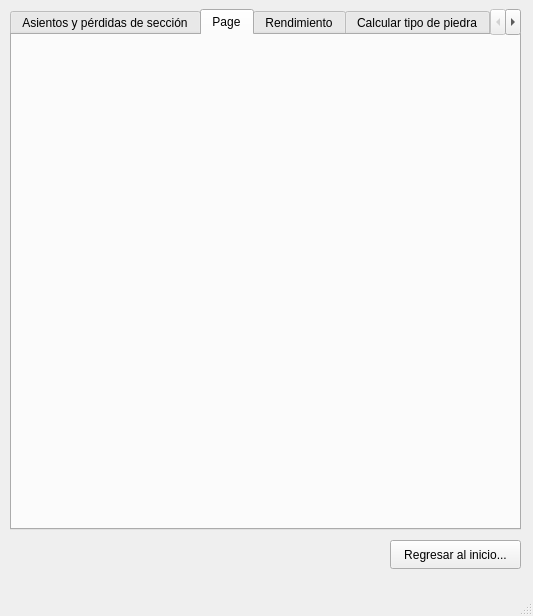
Before: the Qt Designer form maincalculoswindow.ui in lumartch/Proyecto_Tuneladora, drawn with Qt 5.
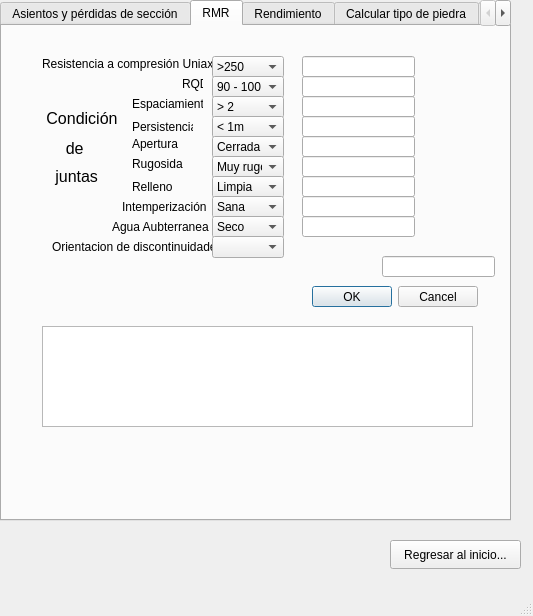
After: the same form once the commit is applied. The open tabs and pages were chosen to show the change.

Patch:
```diff
--- a/maincalculoswindow.ui
+++ b/maincalculoswindow.ui
@@ -17,8 +17,8 @@
    <widget class="QTabWidget" name="calculosTabWidget">
     <property name="geometry">
      <rect>
-      <x>10</x>
-      <y>9</y>
+      <x>0</x>
+      <y>0</y>
       <width>511</width>
       <height>521</height>
      </rect>
@@ -269,8 +269,661 @@
     </widget>
     <widget class="QWidget" name="tab">
      <attribute name="title">
-      <string>Page</string>
+      <string>RMR</string>
      </attribute>
+     <widget class="QLabel" name="resistenciaL">
+      <property name="geometry">
+       <rect>
+        <x>40</x>
+        <y>30</y>
+        <width>171</width>
+        <height>16</height>
+       </rect>
+      </property>
+      <property name="text">
+       <string>Resistencia a compresión Uniaxial</string>
+      </property>
+     </widget>
+     <widget class="QLabel" name="rqdL">
+      <property name="geometry">
+       <rect>
+        <x>180</x>
+        <y>50</y>
+        <width>21</width>
+        <height>16</height>
+       </rect>
+      </property>
+      <property name="text">
+       <string>RQD</string>
+      </property>
+     </widget>
+     <widget class="QLabel" name="espaciamientoL">
+      <property name="geometry">
+       <rect>
+        <x>130</x>
+        <y>70</y>
+        <width>71</width>
+        <height>16</height>
+       </rect>
+      </property>
+      <property name="text">
+       <string>Espaciamiento</string>
+      </property>
+     </widget>
+     <widget class="QLabel" name="persistenciaL">
+      <property name="geometry">
+       <rect>
+        <x>130</x>
+        <y>90</y>
+        <width>61</width>
+        <height>21</height>
+       </rect>
+      </property>
+      <property name="text">
+       <string>Persistencia</string>
+      </property>
+     </widget>
+     <widget class="QLabel" name="aperturaL">
+      <property name="geometry">
+       <rect>
+        <x>130</x>
+        <y>110</y>
+        <width>47</width>
+        <height>16</height>
+       </rect>
+      </property>
+      <property name="text">
+       <string>Apertura</string>
+      </property>
+     </widget>
+     <widget class="QLabel" name="rugosidadL">
+      <property name="geometry">
+       <rect>
+        <x>130</x>
+        <y>130</y>
+        <width>51</width>
+        <height>16</height>
+       </rect>
+      </property>
+      <property name="text">
+       <string>Rugosidad</string>
+      </property>
+     </widget>
+     <widget class="QLabel" name="rellenoL">
+      <property name="geometry">
+       <rect>
+        <x>130</x>
+        <y>150</y>
+        <width>47</width>
+        <height>21</height>
+       </rect>
+      </property>
+      <property name="text">
+       <string>Relleno</string>
+      </property>
+     </widget>
+     <widget class="QLabel" name="intemperizacionL">
+      <property name="geometry">
+       <rect>
+        <x>120</x>
+        <y>170</y>
+        <width>91</width>
+        <height>21</height>
+       </rect>
+      </property>
+      <property name="text">
+       <string>Intemperización</string>
+      </property>
+     </widget>
+     <widget class="QLabel" name="condicionL">
+      <property name="geometry">
+       <rect>
+        <x>40</x>
+        <y>72</y>
+        <width>81</width>
+        <height>41</height>
+       </rect>
+      </property>
+      <property name="font">
+       <font>
+        <pointsize>12</pointsize>
+       </font>
+      </property>
+      <property name="text">
+       <string> Condición</string>
+      </property>
+     </widget>
+     <widget class="QLabel" name="deL">
+      <property name="geometry">
+       <rect>
+        <x>46</x>
+        <y>112</y>
+        <width>71</width>
+        <height>21</height>
+       </rect>
+      </property>
+      <property name="font">
+       <font>
+        <pointsize>12</pointsize>
+       </font>
+      </property>
+      <property name="text">
+       <string>    de</string>
+      </property>
+     </widget>
+     <widget class="QLabel" name="juntasL">
+      <property name="geometry">
+       <rect>
+        <x>40</x>
+        <y>140</y>
+        <width>71</width>
+        <height>21</height>
+       </rect>
+      </property>
+      <property name="font">
+       <font>
+        <pointsize>12</pointsize>
+       </font>
+      </property>
+      <property name="text">
+       <string>   juntas</string>
+      </property>
+     </widget>
+     <widget class="QWidget" name="verticalLayoutWidget">
+      <property name="geometry">
+       <rect>
+        <x>40</x>
+        <y>70</y>
+        <width>81</width>
+        <height>101</height>
+       </rect>
+      </property>
+      <layout class="QVBoxLayout" name="verticalLayout"/>
+     </widget>
+     <widget class="QComboBox" name="resistenciaCB">
+      <property name="geometry">
+       <rect>
+        <x>210</x>
+        <y>30</y>
+        <width>72</width>
+        <height>22</height>
+       </rect>
+      </property>
+      <item>
+       <property name="text">
+        <string>&gt;250</string>
+       </property>
+      </item>
+      <item>
+       <property name="text">
+        <string>100 - 250</string>
+       </property>
+      </item>
+      <item>
+       <property name="text">
+        <string>50 -100</string>
+       </property>
+      </item>
+      <item>
+       <property name="text">
+        <string>25 -50</string>
+       </property>
+      </item>
+      <item>
+       <property name="text">
+        <string>5 - 25</string>
+       </property>
+      </item>
+      <item>
+       <property name="text">
+        <string>1 -5</string>
+       </property>
+      </item>
+      <item>
+       <property name="text">
+        <string>&lt; 1</string>
+       </property>
+      </item>
+     </widget>
+     <widget class="QComboBox" name="rqdCB">
+      <property name="geometry">
+       <rect>
+        <x>210</x>
+        <y>50</y>
+        <width>72</width>
+        <height>22</height>
+       </rect>
+      </property>
+      <item>
+       <property name="text">
+        <string>90 - 100</string>
+       </property>
+      </item>
+      <item>
+       <property name="text">
+        <string>75 - 90</string>
+       </property>
+      </item>
+      <item>
+       <property name="text">
+        <string>50 - 75</string>
+       </property>
+      </item>
+      <item>
+       <property name="text">
+        <string>25 - 50</string>
+       </property>
+      </item>
+      <item>
+       <property name="text">
+        <string>&lt; 25</string>
+       </property>
+      </item>
+     </widget>
+     <widget class="QComboBox" name="espaciamientoCB">
+      <property name="geometry">
+       <rect>
+        <x>210</x>
+        <y>70</y>
+        <width>72</width>
+        <height>22</height>
+       </rect>
+      </property>
+      <item>
+       <property name="text">
+        <string>&gt; 2</string>
+       </property>
+      </item>
+      <item>
+       <property name="text">
+        <string>0.6 - 2</string>
+       </property>
+      </item>
+      <item>
+       <property name="text">
+        <string>0.2 - 0.6</string>
+       </property>
+      </item>
+      <item>
+       <property name="text">
+        <string>0.06 - 0.2</string>
+       </property>
+      </item>
+      <item>
+       <property name="text">
+        <string>&lt; 0.06</string>
+       </property>
+      </item>
+     </widget>
+     <widget class="QComboBox" name="persistenciaCB">
+      <property name="geometry">
+       <rect>
+        <x>210</x>
+        <y>90</y>
+        <width>72</width>
+        <height>22</height>
+       </rect>
+      </property>
+      <item>
+       <property name="text">
+        <string>&lt; 1m</string>
+       </property>
+      </item>
+      <item>
+       <property name="text">
+        <string>1 - 3m</string>
+       </property>
+      </item>
+      <item>
+       <property name="text">
+        <string>3 - 10m</string>
+       </property>
+      </item>
+      <item>
+       <property name="text">
+        <string>10- 20m</string>
+       </property>
+      </item>
+      <item>
+       <property name="text">
+        <string>&gt; 20 m </string>
+       </property>
+      </item>
+     </widget>
+     <widget class="QComboBox" name="aperturaCB">
+      <property name="geometry">
+       <rect>
+        <x>210</x>
+        <y>110</y>
+        <width>72</width>
+        <height>22</height>
+       </rect>
+      </property>
+      <item>
+       <property name="text">
+        <string>Cerrada</string>
+       </property>
+      </item>
+      <item>
+       <property name="text">
+        <string>&lt; 0.1mm</string>
+       </property>
+      </item>
+      <item>
+       <property name="text">
+        <string>0.1 - 1</string>
+       </property>
+      </item>
+      <item>
+       <property name="text">
+        <string>1 - 5mm</string>
+       </property>
+      </item>
+      <item>
+       <property name="text">
+        <string>&gt; 5mm</string>
+       </property>
+      </item>
+     </widget>
+     <widget class="QComboBox" name="rugosidadCB">
+      <property name="geometry">
+       <rect>
+        <x>210</x>
+        <y>130</y>
+        <width>72</width>
+        <height>22</height>
+       </rect>
+      </property>
+      <item>
+       <property name="text">
+        <string>Muy rugosa</string>
+       </property>
+      </item>
+      <item>
+       <property name="text">
+        <string>Rugosa</string>
+       </property>
+      </item>
+      <item>
+       <property name="text">
+        <string>Ligeramente rugosa</string>
+       </property>
+      </item>
+      <item>
+       <property name="text">
+        <string>Lisa</string>
+       </property>
+      </item>
+      <item>
+       <property name="text">
+        <string>Espejo de falla</string>
+       </property>
+      </item>
+     </widget>
+     <widget class="QComboBox" name="rellenoCB">
+      <property name="geometry">
+       <rect>
+        <x>210</x>
+        <y>150</y>
+        <width>72</width>
+        <height>22</height>
+       </rect>
+      </property>
+      <item>
+       <property name="text">
+        <string>Limpia</string>
+       </property>
+      </item>
+      <item>
+       <property name="text">
+        <string>Duro ( &lt; 5mm)</string>
+       </property>
+      </item>
+      <item>
+       <property name="text">
+        <string>Duro ( &gt; 5mm)</string>
+       </property>
+      </item>
+      <item>
+       <property name="text">
+        <string>Suave ( &lt; 5mm)</string>
+       </property>
+      </item>
+      <item>
+       <property name="text">
+        <string>Suave ( &gt; 5mm)</string>
+       </property>
+      </item>
+     </widget>
+     <widget class="QComboBox" name="intemperizacionCB">
+      <property name="geometry">
+       <rect>
+        <x>210</x>
+        <y>170</y>
+        <width>72</width>
+        <height>22</height>
+       </rect>
+      </property>
+      <item>
+       <property name="text">
+        <string>Sana</string>
+       </property>
+      </item>
+      <item>
+       <property name="text">
+        <string>Ligeramente alterada</string>
+       </property>
+      </item>
+      <item>
+       <property name="text">
+        <string>Moderadamente alterada</string>
+       </property>
+      </item>
+      <item>
+       <property name="text">
+        <string>Muy alterada</string>
+       </property>
+      </item>
+      <item>
+       <property name="text">
+        <string>Descompuesta</string>
+       </property>
+      </item>
+     </widget>
+     <widget class="QLabel" name="aguaL">
+      <property name="geometry">
+       <rect>
+        <x>110</x>
+        <y>190</y>
+        <width>101</width>
+        <height>21</height>
+       </rect>
+      </property>
+      <property name="text">
+       <string>Agua Aubterranea</string>
+      </property>
+     </widget>
+     <widget class="QComboBox" name="aguaCB">
+      <property name="geometry">
+       <rect>
+        <x>210</x>
+        <y>190</y>
+        <width>72</width>
+        <height>22</height>
+       </rect>
+      </property>
+      <item>
+       <property name="text">
+        <string>Seco</string>
+       </property>
+      </item>
+      <item>
+       <property name="text">
+        <string>Humedo</string>
+       </property>
+      </item>
+      <item>
+       <property name="text">
+        <string>Mojado</string>
+       </property>
+      </item>
+      <item>
+       <property name="text">
+        <string>Goteo</string>
+       </property>
+      </item>
+      <item>
+       <property name="text">
+        <string>Flujo</string>
+       </property>
+      </item>
+     </widget>
+     <widget class="QLabel" name="discontinuidadL">
+      <property name="geometry">
+       <rect>
+        <x>50</x>
+        <y>210</y>
+        <width>161</width>
+        <height>21</height>
+       </rect>
+      </property>
+      <property name="text">
+       <string>Orientacion de discontinuidades</string>
+      </property>
+     </widget>
+     <widget class="QComboBox" name="discontinuidadCB">
+      <property name="geometry">
+       <rect>
+        <x>210</x>
+        <y>210</y>
+        <width>72</width>
+        <height>22</height>
+       </rect>
+      </property>
+     </widget>
+     <widget class="QTextEdit" name="rmrTE">
+      <property name="geometry">
+       <rect>
+        <x>40</x>
+        <y>300</y>
+        <width>431</width>
+        <height>101</height>
+       </rect>
+      </property>
+     </widget>
+     <widget class="QDialogButtonBox" name="rmrBB">
+      <property name="geometry">
+       <rect>
+        <x>310</x>
+        <y>260</y>
+        <width>166</width>
+        <height>21</height>
+       </rect>
+      </property>
+      <property name="standardButtons">
+       <set>QDialogButtonBox::Cancel|QDialogButtonBox::Ok</set>
+      </property>
+     </widget>
+     <widget class="QLineEdit" name="resistenciaLE">
+      <property name="geometry">
+       <rect>
+        <x>300</x>
+        <y>30</y>
+        <width>113</width>
+        <height>21</height>
+       </rect>
+      </property>
+     </widget>
+     <widget class="QLineEdit" name="rqdLE">
+      <property name="geometry">
+       <rect>
+        <x>300</x>
+        <y>50</y>
+        <width>113</width>
+        <height>21</height>
+       </rect>
+      </property>
+     </widget>
+     <widget class="QLineEdit" name="espaciamientoLE">
+      <property name="geometry">
+       <rect>
+        <x>300</x>
+        <y>70</y>
+        <width>113</width>
+        <height>21</height>
+       </rect>
+      </property>
+     </widget>
+     <widget class="QLineEdit" name="persistenciaLE">
+      <property name="geometry">
+       <rect>
+        <x>300</x>
+        <y>90</y>
+        <width>113</width>
+        <height>21</height>
+       </rect>
+      </property>
+     </widget>
+     <widget class="QLineEdit" name="aperturaLE">
+      <property name="geometry">
+       <rect>
+        <x>300</x>
+        <y>110</y>
+        <width>113</width>
+        <height>21</height>
+       </rect>
+      </property>
+     </widget>
+     <widget class="QLineEdit" name="rugosidadLE">
+      <property name="geometry">
+       <rect>
+        <x>300</x>
+        <y>130</y>
+        <width>113</width>
+        <height>21</height>
+       </rect>
+      </property>
+     </widget>
+     <widget class="QLineEdit" name="rellenoLE">
+      <property name="geometry">
+       <rect>
+        <x>300</x>
+        <y>150</y>
+        <width>113</width>
+        <height>21</height>
+       </rect>
+      </property>
+     </widget>
+     <widget class="QLineEdit" name="intemperizacionLE">
+      <property name="geometry">
+       <rect>
+        <x>300</x>
+        <y>170</y>
+        <width>113</width>
+        <height>21</height>
+       </rect>
+      </property>
+     </widget>
+     <widget class="QLineEdit" name="aguaLE">
+      <property name="geometry">
+       <rect>
+        <x>300</x>
+        <y>190</y>
+        <width>113</width>
+        <height>21</height>
+       </rect>
+      </property>
+     </widget>
+     <widget class="QLineEdit" name="totalLE">
+      <property name="geometry">
+       <rect>
+        <x>380</x>
+        <y>230</y>
+        <width>113</width>
+        <height>21</height>
+       </rect>
+      </property>
+     </widget>
     </widget>
     <widget class="QWidget" name="rendimientoTab">
      <attribute name="title">
```
Left out of the diff: 2 changed lines with no effect on the pictures.
